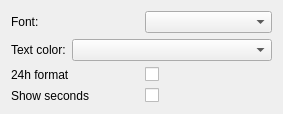
Before: the Qt Designer form contents/ui/config.ui in iddm/MinimalisticClock, drawn with Qt 5.
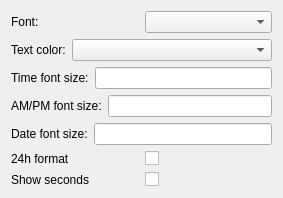
After: the same form once the commit is applied. Custom widgets are drawn as their Qt base class.

Patch:
```diff
--- a/contents/ui/config.ui
+++ b/contents/ui/config.ui
@@ -7,7 +7,7 @@
     <x>0</x>
     <y>0</y>
     <width>283</width>
-    <height>88</height>
+    <height>120</height>
    </rect>
   </property>
   <property name="sizePolicy">
@@ -51,7 +51,53 @@
       </widget>
      </item>
     </layout>
-   </item>  
+   </item>     
+   
+   <item>
+    <layout class="QHBoxLayout" name="horizontalLayout">
+     <item>
+      <widget class="QLabel" name="label">
+       <property name="text">
+        <string>Time font size:</string>
+       </property>
+      </widget>
+     </item>
+     <item>
+      <widget class="KLineEdit" name="kcfg_timeStringFontSize"/>
+     </item>
+    </layout>
+   </item>   
+   
+   <item>
+    <layout class="QHBoxLayout" name="horizontalLayout">
+     <item>
+      <widget class="QLabel" name="label">
+       <property name="text">
+        <string>AM/PM font size:</string>
+       </property>
+      </widget>
+     </item>
+     <item>
+      <widget class="KLineEdit" name="kcfg_ampmStringFontSize"/>
+     </item>
+    </layout>
+   </item>   
+   
+   <item>
+    <layout class="QHBoxLayout" name="horizontalLayout">
+     <item>
+      <widget class="QLabel" name="label">
+       <property name="text">
+        <string>Date font size:</string>
+       </property>
+      </widget>
+     </item>
+     <item>
+      <widget class="KLineEdit" name="kcfg_dateStringFontSize"/>
+     </item>
+    </layout>
+   </item>   
+   
    <item>
     <layout class="QHBoxLayout" name="horizontalLayout">
      <item>
@@ -89,7 +135,12 @@
    <class>KColorCombo</class>
    <extends>QComboBox</extends>
    <header>kcolorcombo.h</header>
-  </customwidget>
+  </customwidget>  
+  <customwidget>
+   <class>KLineEdit</class>
+   <extends>QLineEdit</extends>
+   <header>klineedit.h</header>
+  </customwidget>  
   <customwidget>
    <class>KCheckBox</class>
    <extends>QCheckBox</extends>
```
